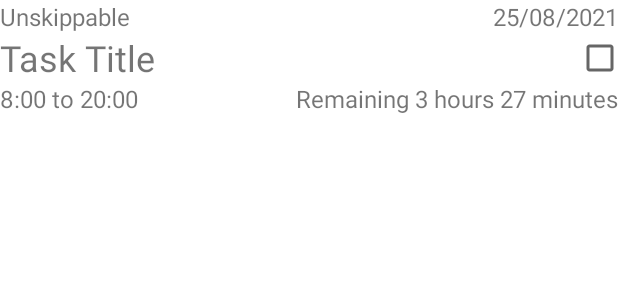
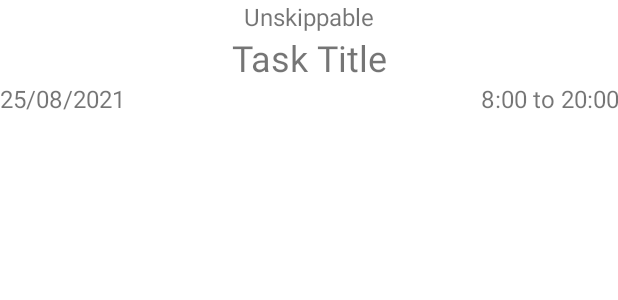
Before and after one commit to nilsonsasaki/kotlin-To-Do-List, an Android app: the layout task_item.xml on its own in the app's theme, with its tools: preview values and no code run, on a phone screen of 412 x 824 dp. Shown: the top 300 px of the screen. Run offline under Robolectric (Android 15) with nearby library versions, the phone set to English and light mode, and no system bars.

Commit message:
updated layout

```diff
--- a/app/src/main/res/layout/task_item.xml
+++ b/app/src/main/res/layout/task_item.xml
@@ -1,39 +1,27 @@
 <?xml version="1.0" encoding="utf-8"?>
-<layout>
-    <androidx.constraintlayout.widget.ConstraintLayout xmlns:android="http://schemas.android.com/apk/res/android"
-        xmlns:app="http://schemas.android.com/apk/res-auto"
-        xmlns:tools="http://schemas.android.com/tools"
+<layout xmlns:tools="http://schemas.android.com/tools"
+    xmlns:android="http://schemas.android.com/apk/res/android"
+    xmlns:app="http://schemas.android.com/apk/res-auto">
+    <androidx.constraintlayout.widget.ConstraintLayout
         android:layout_width="match_parent"
         android:layout_height="wrap_content">
 
         <TextView
             android:id="@+id/tv_priority"
-            android:layout_width="0dp"
+            android:layout_width="match_parent"
             android:layout_height="wrap_content"
-            android:gravity="start"
+            android:gravity="center"
+            app:backgroundTint="@color/design_default_color_primary"
             android:textSize="@dimen/small_text_size"
-            app:layout_constraintEnd_toStartOf="@id/tv_date"
             app:layout_constraintStart_toStartOf="parent"
             app:layout_constraintTop_toTopOf="parent"
             tools:text="Unskippable" />
-
-
-        <TextView
-            android:id="@+id/tv_date"
-            android:layout_width="0dp"
-            android:layout_height="wrap_content"
-            android:gravity="end"
-            android:textSize="@dimen/small_text_size"
-            app:layout_constraintEnd_toEndOf="parent"
-            app:layout_constraintStart_toEndOf="@id/tv_priority"
-            app:layout_constraintTop_toTopOf="parent"
-            tools:text="25/08/2021" />
 
         <TextView
             android:id="@+id/tv_task_item_title"
             android:layout_width="0dp"
             android:layout_height="wrap_content"
-            android:gravity="start"
+            android:gravity="center"
             android:textSize="@dimen/Large_text"
             app:layout_constraintEnd_toEndOf="parent"
             app:layout_constraintStart_toStartOf="parent"
@@ -41,36 +29,26 @@
             tools:text="Task Title" />
 
         <TextView
-            android:id="@+id/tv_item_starting_to_end_time"
-            android:layout_width="wrap_content"
+            android:id="@+id/tv_date"
+            android:layout_width="0dp"
             android:layout_height="wrap_content"
             android:gravity="start"
             android:textSize="@dimen/small_text_size"
-            app:layout_constraintEnd_toStartOf="@id/tv_item_remaining_time"
+            app:layout_constraintEnd_toStartOf="@id/tv_item_starting_to_end_time"
             app:layout_constraintStart_toStartOf="parent"
             app:layout_constraintTop_toBottomOf="@id/tv_task_item_title"
-            tools:text="8:00 to 20:00" />
+            tools:text="25/08/2021" />
 
         <TextView
-            android:id="@+id/tv_item_remaining_time"
+            android:id="@+id/tv_item_starting_to_end_time"
             android:layout_width="0dp"
             android:layout_height="wrap_content"
             android:gravity="end"
             android:textSize="@dimen/small_text_size"
             app:layout_constraintEnd_toEndOf="parent"
-            app:layout_constraintStart_toEndOf="@id/tv_item_starting_to_end_time"
-            app:layout_constraintTop_toTopOf="@id/tv_item_starting_to_end_time"
-            tools:text="Remaining 3 hours 27 minutes" />
-
-        <ImageView
-            android:id="@+id/iv_checkbox"
-            android:layout_width="wrap_content"
-            android:layout_height="wrap_content"
-            android:contentDescription="@string/checkbox"
-            app:layout_constraintBottom_toBottomOf="parent"
-            app:layout_constraintEnd_toEndOf="parent"
-            app:layout_constraintTop_toTopOf="parent"
-            app:srcCompat="@drawable/ic_checkbox_blank" />
+            app:layout_constraintStart_toEndOf="@id/tv_date"
+            app:layout_constraintTop_toBottomOf="@id/tv_task_item_title"
+            tools:text="8:00 to 20:00" />
 
     </androidx.constraintlayout.widget.ConstraintLayout>
 
```
